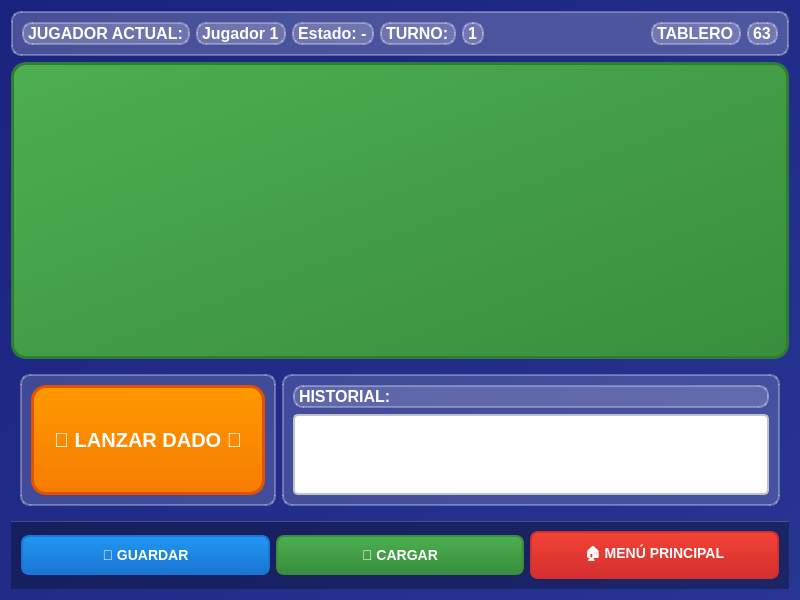
Qt form interfaz/menujuego.ui (Franc0-L/JuegoOCA) before a commit.
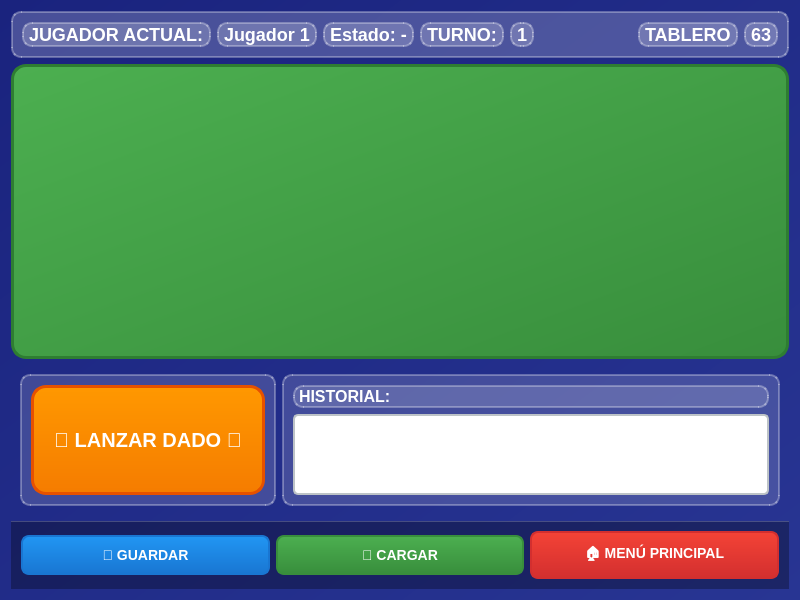
The same form after that commit.

The edit to the form file:
```diff
--- a/interfaz/menujuego.ui
+++ b/interfaz/menujuego.ui
@@ -34,7 +34,7 @@
       <item>
        <widget class="QLabel" name="lblJugadores">
         <property name="styleSheet">
-         <string notr="true">color: white; font-size: 16px; font-weight: bold;</string>
+         <string notr="true">color: white; font-size: 18px; font-weight: bold;</string>
         </property>
         <property name="text">
          <string>JUGADOR ACTUAL:</string>
@@ -44,7 +44,7 @@
       <item>
        <widget class="QLabel" name="lblJugadorActual">
         <property name="styleSheet">
-         <string notr="true">color: white; font-size: 16px; font-weight: bold;</string>
+         <string notr="true">color: white; font-size: 18px; font-weight: bold;</string>
         </property>
         <property name="text">
          <string>Jugador 1</string>
@@ -60,7 +60,7 @@
          </sizepolicy>
         </property>
         <property name="styleSheet">
-         <string notr="true">color: white; font-size: 16px; font-weight: bold; text-align: center;</string>
+         <string notr="true">color: white; font-size: 18px; font-weight: bold; text-align: center;</string>
         </property>
         <property name="text">
          <string>Estado: -</string>
@@ -70,7 +70,7 @@
       <item>
        <widget class="QLabel" name="lblTurnos">
         <property name="styleSheet">
-         <string notr="true">color: white; font-size: 16px; font-weight: bold;</string>
+         <string notr="true">color: white; font-size: 18px; font-weight: bold;</string>
         </property>
         <property name="text">
          <string>TURNO:</string>
@@ -80,7 +80,7 @@
       <item>
        <widget class="QLabel" name="lblTurno">
         <property name="styleSheet">
-         <string notr="true">color: white; font-size: 16px; font-weight: bold;</string>
+         <string notr="true">color: white; font-size: 18px; font-weight: bold;</string>
         </property>
         <property name="text">
          <string>1</string>
@@ -103,7 +103,7 @@
       <item>
        <widget class="QLabel" name="lblTamTablero">
         <property name="styleSheet">
-         <string notr="true">color: white; font-size: 16px; font-weight: bold;</string>
+         <string notr="true">color: white; font-size: 18px; font-weight: bold;</string>
         </property>
         <property name="text">
          <string>TABLERO</string>
@@ -113,7 +113,7 @@
       <item>
        <widget class="QLabel" name="lblTamanioTablero">
         <property name="styleSheet">
-         <string notr="true">color: white; font-size: 16px; font-weight: bold;</string>
+         <string notr="true">color: white; font-size: 18px; font-weight: bold;</string>
         </property>
         <property name="text">
          <string>63</string>
```
